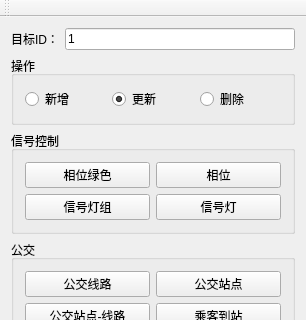
Qt form TESS_API_EXAMPLE.ui (tess-ng/TessNGDB) before a commit; both pictures show x 0 to 306 and y 0 to 320 of the 306 by 908 pixel window.
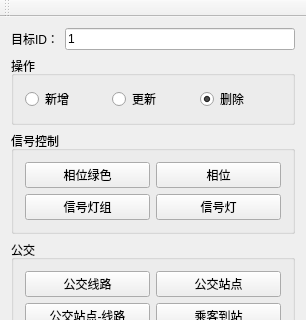
The same form after that commit.

Commit message: add 路段，连接段，车道删除已通过测试，存在少量修改，请注意

The edit to the form file:
```diff
--- a/TESS_API_EXAMPLE.ui
+++ b/TESS_API_EXAMPLE.ui
@@ -309,7 +309,7 @@
           <string>更新</string>
          </property>
          <property name="checked">
-          <bool>true</bool>
+          <bool>false</bool>
          </property>
         </widget>
        </item>
@@ -318,6 +318,9 @@
          <property name="text">
           <string>删除</string>
          </property>
+         <property name="checked">
+          <bool>true</bool>
+         </property>
         </widget>
        </item>
       </layout>
```
The commit also changes 1 other file.
